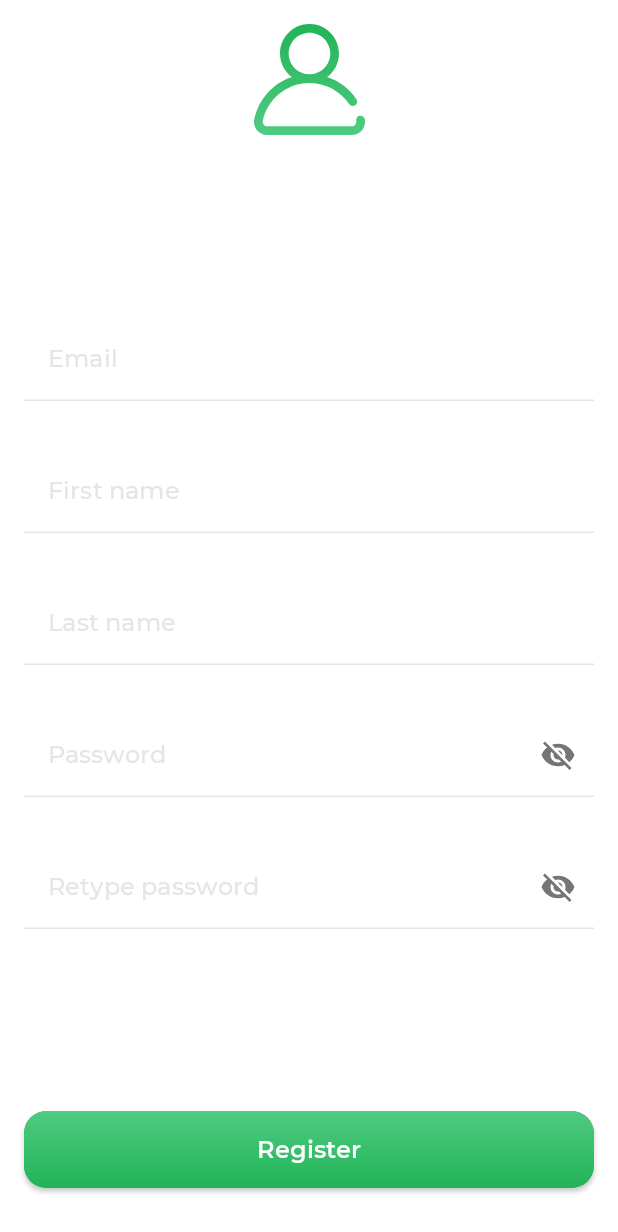
After one commit to Blondhino/Menuely, an Android app built with Jetpack Compose: the composable RegisterAsUserScreen shown on its own in the app's theme, on a phone screen of 412 x 824 dp. The commit adds this screen. Shown: the top 1232 px of the screen. Run offline under Robolectric (Android 15) with nearby library versions, the phone set to English and light mode, and no system bars; our stand-ins replace Dagger/Hilt's generated code, Room's generated code, constraintlayout-compose.

Commit message:
implement: implemented user registration

```diff
--- a/app/src/main/java/com/blondhino/menuely/data/base/BaseResponse.kt
+++ b/app/src/main/java/com/blondhino/menuely/data/base/BaseResponse.kt
@@ -1,3 +1,3 @@
 package com.blondhino.menuely.data.base
 
-data class BaseResponse<T> (val data:T)
+data class BaseResponse<T>(val data: T, val message: String)
--- a/app/src/main/java/com/blondhino/menuely/data/common/MenuelyApi.kt
+++ b/app/src/main/java/com/blondhino/menuely/data/common/MenuelyApi.kt
@@ -3,7 +3,10 @@ package com.blondhino.menuely.data.common
 import com.blondhino.menuely.data.base.BaseResponse
 import com.blondhino.menuely.data.common.Routes.LOGIN_RESTAURANT
 import com.blondhino.menuely.data.common.Routes.LOGIN_USER
+import com.blondhino.menuely.data.common.Routes.REGISTER_USER
 import com.blondhino.menuely.data.common.request.LoginRequest
+import com.blondhino.menuely.data.common.request.RegisterUserRequest
+import com.blondhino.menuely.data.common.response.EmptyResponse
 import com.blondhino.menuely.data.common.response.LoginRestaurantResponse
 import com.blondhino.menuely.data.common.response.LoginUserResponse
 import retrofit2.http.Body
@@ -17,5 +20,8 @@ interface MenuelyApi {
     @POST(LOGIN_RESTAURANT)
     suspend fun loginRestaurant(@Body loginRequest: LoginRequest): BaseResponse<LoginRestaurantResponse>
 
+    @POST(REGISTER_USER)
+    suspend fun registerUser(@Body registerUserRequest: RegisterUserRequest): BaseResponse<EmptyResponse>
+
 
 }
--- a/app/src/main/java/com/blondhino/menuely/data/common/Routes.kt
+++ b/app/src/main/java/com/blondhino/menuely/data/common/Routes.kt
@@ -5,4 +5,6 @@ object Routes {
     private const val AUTH = "auth/"
     const val LOGIN_USER = AUTH + "login/user/"
     const val LOGIN_RESTAURANT = AUTH + "login/restaurant/"
+    const val REGISTER_USER = AUTH + "register/user"
+    const val REGISTER_RESTAURANT = AUTH + "register/restaurant"
 }
--- a/app/src/main/java/com/blondhino/menuely/ui/onboarding/SplashViewModel.kt
+++ b/app/src/main/java/com/blondhino/menuely/ui/onboarding/host/SplashViewModel.kt
@@ -1,4 +1,4 @@
-package com.blondhino.menuely.ui.onboarding
+package com.blondhino.menuely.ui.onboarding.host
 
 import androidx.compose.runtime.mutableStateOf
 import androidx.lifecycle.LiveData
--- /dev/null
+++ b/app/src/main/java/com/blondhino/menuely/ui/onboarding/register/RegisterAsUserScreen.kt
@@ -0,0 +1,139 @@
+package com.blondhino.menuely.ui.onboarding.register
+
+import android.graphics.Color
+import android.util.Log
+import androidx.compose.foundation.*
+import androidx.compose.foundation.layout.*
+import androidx.compose.material.MaterialTheme
+import androidx.compose.material.Text
+import androidx.compose.runtime.Composable
+import androidx.compose.ui.Alignment
+import androidx.compose.ui.Modifier
+import androidx.compose.ui.graphics.Color.Companion
+import androidx.compose.ui.platform.LocalContext
+import androidx.compose.ui.res.painterResource
+import androidx.compose.ui.res.stringResource
+import androidx.compose.ui.text.input.KeyboardType
+import androidx.compose.ui.unit.dp
+import androidx.constraintlayout.compose.ConstraintLayout
+import androidx.constraintlayout.compose.Dimension
+import androidx.navigation.NavHostController
+import com.blondhino.menuely.R
+import com.blondhino.menuely.data.common.NavigationRoutes
+import com.blondhino.menuely.data.common.RegistrationProcessType
+import com.blondhino.menuely.data.common.RegistrationProcessType.*
+import com.blondhino.menuely.ui.components.MenuelyButton
+import com.blondhino.menuely.ui.components.MenuelyCircularProgressBar
+import com.blondhino.menuely.ui.components.MenuelyTextField
+import com.blondhino.menuely.ui.components.OptionSelector
+import com.blondhino.menuely.ui.onboarding.OnBoardingViewModel
+import com.blondhino.menuely.ui.ui.theme.greenLight
+
+@Composable
+fun RegisterAsUserScreen(viewModel: OnBoardingViewModel, navController: NavHostController) {
+    val scrollState = rememberScrollState()
+    val context = LocalContext.current
+   Box(){
+       ConstraintLayout(modifier = Modifier.fillMaxSize()) {
+           val (image, container, button) = createRefs()
+
+
+           Image(
+               painter = painterResource(id = R.drawable.user_ico),
+               contentDescription = "",
+               modifier = Modifier
+                   .height(90.dp)
+                   .fillMaxWidth()
+                   .padding(top = 16.dp)
+                   .background(androidx.compose.ui.graphics.Color.White)
+                   .constrainAs(image) {
+                       top.linkTo(parent.top)
+                       end.linkTo(parent.end)
+                       start.linkTo(parent.start)
+                   }
+           )
+           Column(modifier = Modifier
+               .constrainAs(container) {
+                   top.linkTo(image.bottom, 16.dp)
+                   start.linkTo(parent.start)
+                   end.linkTo(parent.end)
+                   bottom.linkTo(button.top)
+                   width = Dimension.fillToConstraints
+                   height = Dimension.fillToConstraints
+               }
+               .verticalScroll(scrollState),
+               horizontalAlignment = Alignment.CenterHorizontally,
+               verticalArrangement = Arrangement.Center
+           ) {
+               MenuelyTextField(
+                   inputText = viewModel.registerAsUserModel.email.value,
+                   onInputTextChanged = { viewModel.registerAsUserModel.onEmailChanged(it) },
+                   modifier = Modifier
+                       .fillMaxWidth()
+                       .padding(16.dp),
+                   label = stringResource(
+                       R.string.email
+                   )
+               )
+               MenuelyTextField(
+                    inputText = viewModel.registerAsUserModel.firstName.value,
+                    onInputTextChanged = { viewModel.registerAsUserModel.onFirstNameChanged(it) },
+                    modifier = Modifier
+                        .fillMaxWidth()
+                        .padding(16.dp),
+                    label = stringResource(
+                        R.string.firstName
+                    )
+                )
+                MenuelyTextField(
+                    inputText = viewModel.registerAsUserModel.lastName.value,
+                    onInputTextChanged = { viewModel.registerAsUserModel.onLastNameChanged(it) },
+                    modifier = Modifier
+                        .fillMaxWidth()
+                        .padding(16.dp),
+                    label = stringResource(
+                        R.string.lastName
+                    )
+                )
+                MenuelyTextField(
+                    inputText = viewModel.registerAsUserModel.password.value,
+                    onInputTextChanged = { viewModel.registerAsUserModel.onPasswordChanged(it) },
+                    modifier = Modifier
+                        .fillMaxWidth()
+                        .padding(16.dp),
+                    label = stringResource(
+                        R.string.password
+                    ),
+                    keyboardType = KeyboardType.Password
+                )
+                MenuelyTextField(
+                    inputText = viewModel.registerAsUserModel.retypePassword.value,
+                    onInputTextChanged = { viewModel.registerAsUserModel.onRetypePasswordChanged(it) },
+                    modifier = Modifier
+                        .fillMaxWidth()
+                        .padding(16.dp),
+                    label = stringResource(
+                        R.string.rePassword
+                    ),
+                    keyboardType = KeyboardType.Password
+                )
+
+           }
+
+           MenuelyButton(modifier = Modifier
+               .fillMaxWidth()
+               .padding(16.dp)
+               .constrainAs(button) {
+                   bottom.linkTo(parent.bottom, 16.dp)
+                   start.linkTo(parent.start)
+                   end.linkTo(parent.end)
+               },
+               text = stringResource(R.string.register),
+               onClick = {
+                   viewModel.register(REGISTER_AS_USER)
+               })
+       }
+       MenuelyCircularProgressBar(isLoading = viewModel.loading.value)
+   }
+
+}
--- a/app/src/main/res/values/strings.xml
+++ b/app/src/main/res/values/strings.xml
@@ -12,4 +12,8 @@
     <string name="please_fill_all">Please fill in all required fields</string>
     <string name="priv_user">Private user</string>
     <string name="restaurant">Restaurant</string>
+    <string name="register">Register</string>
+    <string name="firstName">First name</string>
+    <string name="lastName">Last name</string>
+    <string name="rePassword">Retype password</string>
 </resources>
```
Also changed, not shown: app/src/main/java/com/blondhino/menuely/data/common/NavigationRoutes.kt (+5 -3 lines), app/src/main/java/com/blondhino/menuely/data/common/RegisterAsUserModel.kt (added, +56 -0 lines), app/src/main/java/com/blondhino/menuely/data/common/request/RegisterUserRequest.kt (added, +8 -0 lines), app/src/main/java/com/blondhino/menuely/data/common/response/EmptyResponse.kt (added, +10 -0 lines), app/src/main/java/com/blondhino/menuely/data/repo/OnBoardingRepo.kt (+13 -2 lines), app/src/main/java/com/blondhino/menuely/ui/onboarding/OnBoardingViewModel.kt (+45 -2 lines), app/src/main/java/com/blondhino/menuely/ui/onboarding/host/OnboardingHostActivity.kt (+25 -0 lines), app/src/main/java/com/blondhino/menuely/ui/onboarding/register/RegisterAsRestaurant.kt (added, +12 -0 lines), app/src/main/java/com/blondhino/menuely/ui/onboarding/register/RegisterScreen.kt (renamed from app/src/main/java/com/blondhino/menuely/ui/onboarding/RegisterScreen.kt, +13 -5 lines), app/src/main/java/com/blondhino/menuely/ui/onboarding/login/LoginScreen.kt (renamed from app/src/main/java/com/blondhino/menuely/ui/onboarding/LoginScreen.kt).
